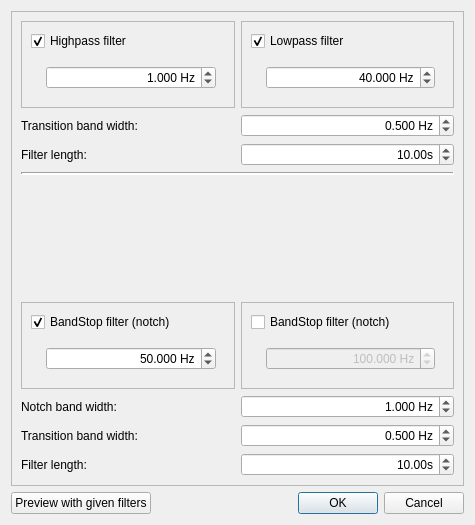
Above: qt4Designer_ui_files/filterDialog.ui from cibr-jyu/meggie before the change. Below: the same form after it.
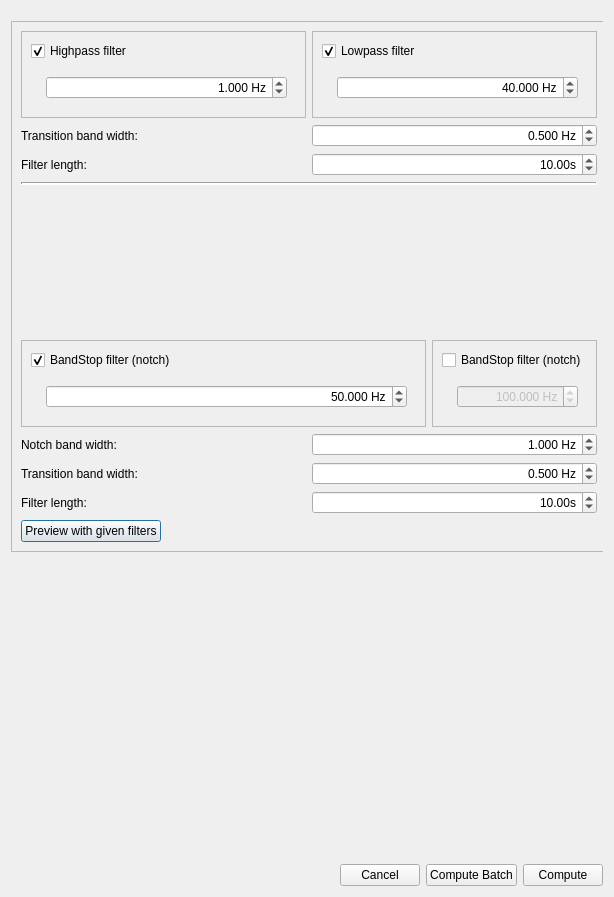
That is the form after the change.

Commit message: Started batch filtering, GUI created.

```diff
--- a/qt4Designer_ui_files/filterDialog.ui
+++ b/qt4Designer_ui_files/filterDialog.ui
@@ -6,8 +6,8 @@
    <rect>
     <x>0</x>
     <y>0</y>
-    <width>475</width>
-    <height>525</height>
+    <width>614</width>
+    <height>897</height>
    </rect>
   </property>
   <property name="windowTitle">
@@ -15,7 +15,31 @@
   </property>
   <layout class="QGridLayout" name="gridLayout">
    <item row="0" column="0">
+    <widget class="QScrollArea" name="scrollArea">
+     <property name="frameShape">
+      <enum>QFrame::NoFrame</enum>
+     </property>
+     <property name="widgetResizable">
+      <bool>true</bool>
+     </property>
+     <widget class="QWidget" name="scrollAreaWidgetContents">
+      <property name="geometry">
+       <rect>
+        <x>0</x>
+        <y>0</y>
+        <width>596</width>
+        <height>840</height>
+       </rect>
+      </property>
     <widget class="QFrame" name="frameFilterSelection">
+       <property name="geometry">
+        <rect>
+         <x>0</x>
+         <y>10</y>
+         <width>596</width>
+         <height>531</height>
+        </rect>
+       </property>
      <property name="sizePolicy">
       <sizepolicy hsizetype="Preferred" vsizetype="Preferred">
        <horstretch>1</horstretch>
@@ -482,11 +506,8 @@
         </item>
        </layout>
       </item>
-     </layout>
-    </widget>
-   </item>
-   <item row="1" column="0">
-    <layout class="QHBoxLayout" name="horizontalLayout">
+        <item row="7" column="0">
+         <layout class="QHBoxLayout" name="horizontalLayout_8">
      <item>
       <widget class="QPushButton" name="pushButtonPreview">
        <property name="enabled">
@@ -498,12 +519,71 @@
       </widget>
      </item>
      <item>
-      <widget class="QDialogButtonBox" name="buttonBox">
+           <spacer name="horizontalSpacer">
        <property name="orientation">
         <enum>Qt::Horizontal</enum>
        </property>
-       <property name="standardButtons">
-        <set>QDialogButtonBox::Cancel|QDialogButtonBox::Ok</set>
+            <property name="sizeHint" stdset="0">
+             <size>
+              <width>40</width>
+              <height>20</height>
+             </size>
+            </property>
+           </spacer>
+          </item>
+         </layout>
+        </item>
+       </layout>
+      </widget>
+      <widget class="QWidget" name="widget" native="true">
+       <property name="geometry">
+        <rect>
+         <x>9</x>
+         <y>550</y>
+         <width>581</width>
+         <height>281</height>
+        </rect>
+       </property>
+      </widget>
+      <zorder>frameFilterSelection</zorder>
+      <zorder>widget</zorder>
+      <zorder>widget</zorder>
+     </widget>
+    </widget>
+   </item>
+   <item row="2" column="0">
+    <layout class="QHBoxLayout" name="horizontalLayout">
+     <item>
+      <spacer name="horizontalSpacer_2">
+       <property name="orientation">
+        <enum>Qt::Horizontal</enum>
+       </property>
+       <property name="sizeHint" stdset="0">
+        <size>
+         <width>40</width>
+         <height>20</height>
+        </size>
+       </property>
+      </spacer>
+     </item>
+     <item>
+      <widget class="QPushButton" name="pushButtonCancel">
+       <property name="text">
+        <string>Cancel</string>
+       </property>
+      </widget>
+     </item>
+     <item>
+      <widget class="QPushButton" name="pushButtonComputeBatch">
+       <property name="text">
+        <string>Compute Batch</string>
+       </property>
+      </widget>
+     </item>
+     <item>
+      <widget class="QPushButton" name="pushButtonCompute">
+       <property name="text">
+        <string>Compute</string>
        </property>
       </widget>
      </item>
```
Left out of the diff: 192 changed lines with no effect on the pictures. Lines whose indentation alone changed are shown as unchanged. The commit also changes 2 other files.
